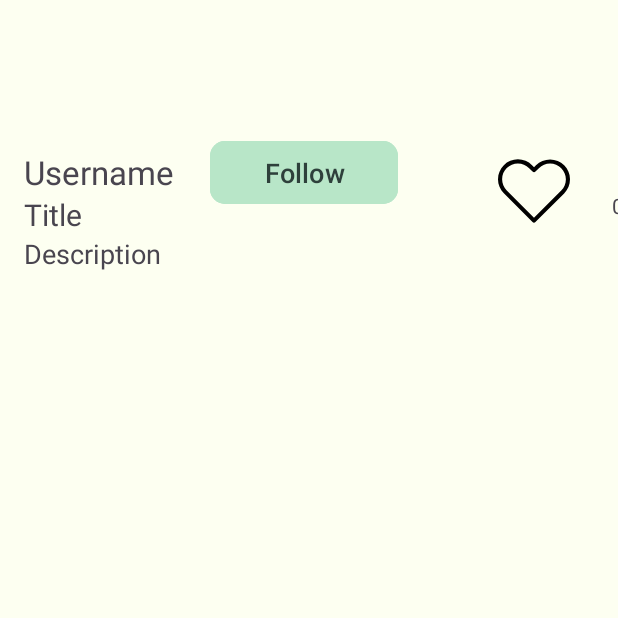
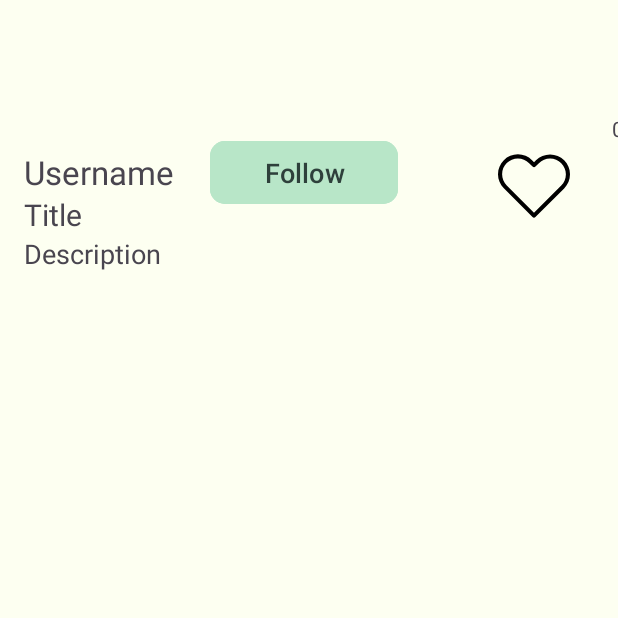
Before and after one commit to christinexu07/MeowMedia, an Android app: the PostActivity screen opened directly, with no data from a screen before it, on a phone screen of 412 x 824 dp, the part 618-1236 px from its top. Run offline under Robolectric (Android 15) with nearby library versions, the phone set to English and light mode, and no system bars; our stand-ins replace Picasso; libraries missing offline, so code that uses them is left out: com.backendless, com.backendless.async, com.backendless.exceptions, com.backendless.persistence; pictures from the network do not load; 4 statements that could not run were skipped.

Commit message:
tried fixing button glitch again

```diff
--- a/app/src/main/res/layout/activity_post.xml
+++ b/app/src/main/res/layout/activity_post.xml
@@ -34,20 +34,20 @@
         android:id="@+id/imageView_post_filledHeart"
         android:layout_width="48dp"
         android:layout_height="48dp"
+        android:layout_marginTop="24dp"
         android:layout_marginEnd="32dp"
-        app:layout_constraintBottom_toBottomOf="@+id/button_post_follow"
         app:layout_constraintEnd_toEndOf="parent"
-        app:layout_constraintTop_toTopOf="@+id/button_post_unfollow"
+        app:layout_constraintTop_toBottomOf="@+id/imageView_post_content"
         app:srcCompat="@drawable/heart_filled" />
 
     <ImageView
         android:id="@+id/imageView_post_hollowHeart"
         android:layout_width="48dp"
         android:layout_height="48dp"
+        android:layout_marginTop="24dp"
         android:layout_marginEnd="32dp"
-        app:layout_constraintBottom_toBottomOf="@+id/button_post_follow"
         app:layout_constraintEnd_toEndOf="parent"
-        app:layout_constraintTop_toTopOf="@+id/button_post_unfollow"
+        app:layout_constraintTop_toBottomOf="@+id/imageView_post_content"
         app:srcCompat="@drawable/heart_hollow" />
 
     <TextView
```
